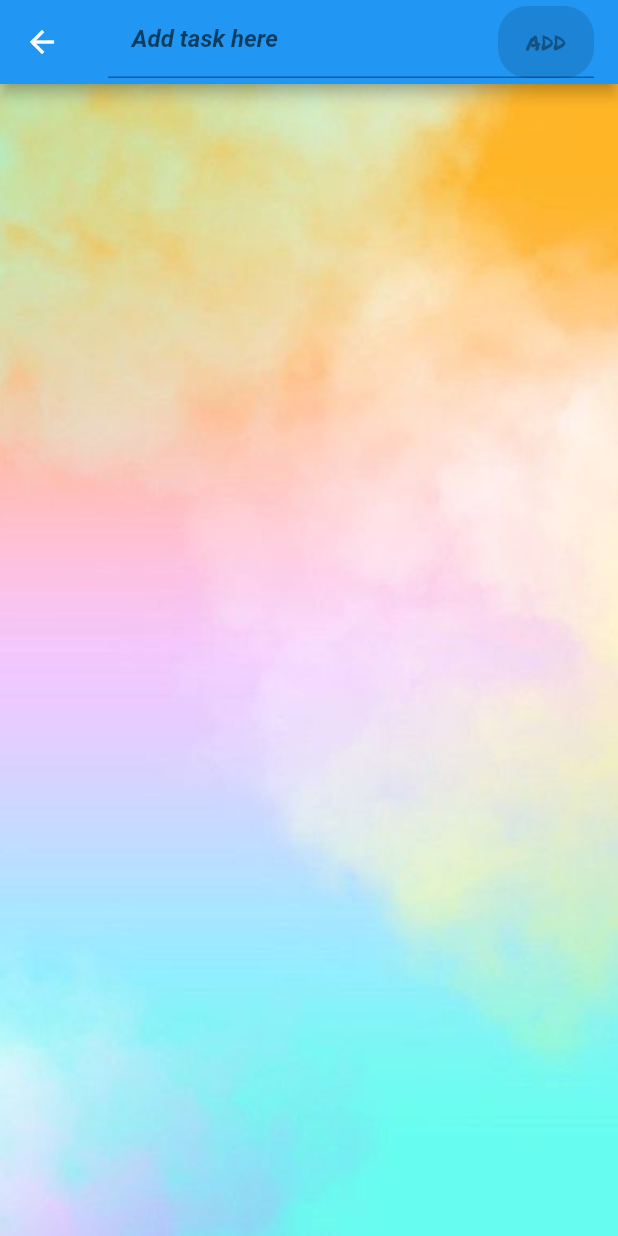
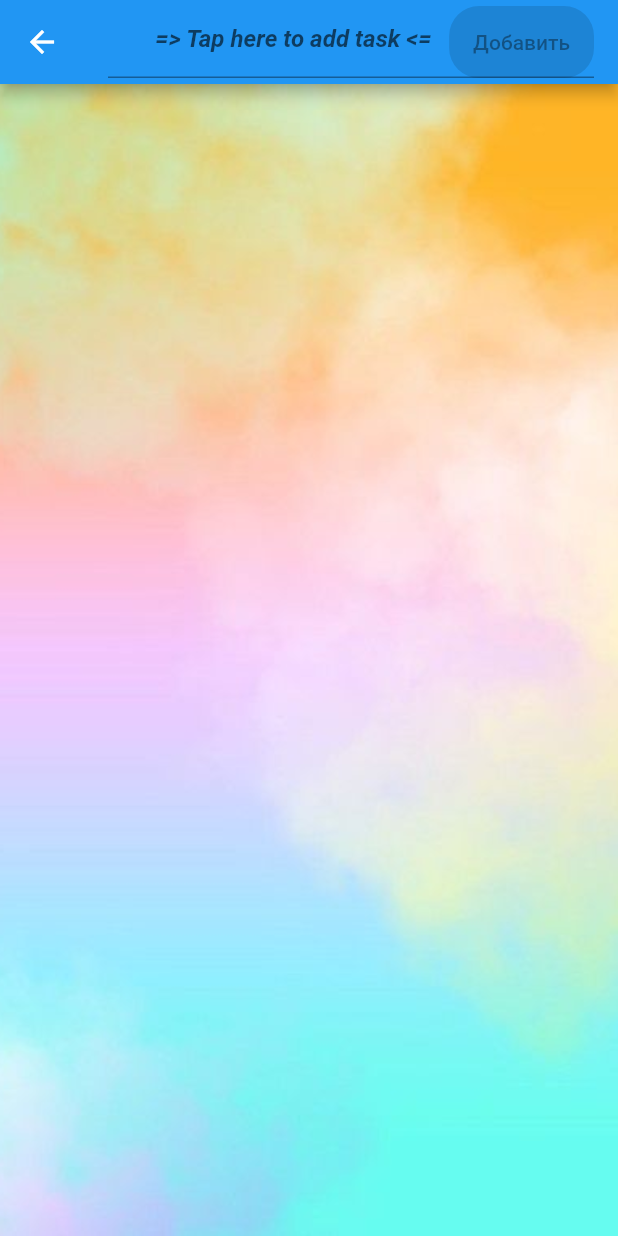
Before and after one commit to Reshitnyk/rainbow_to_do, a Flutter app: the ListPage screen opened by its route, on a phone screen of 412 x 824 dp. Run offline on Flutter 3.47's test engine with Material 2 defaults, Android fonts, the phone set to English and light mode, and no system bars; our stand-ins replace shared_preferences; accounts and stored records are empty; Roboto replaces fonts that are missing (Dela).

```diff
--- a/lib/pages/list_page.dart
+++ b/lib/pages/list_page.dart
@@ -4,6 +4,7 @@ import 'dart:ui';
 import 'package:flutter/material.dart';
 import 'package:flutter/src/foundation/key.dart';
 import 'package:flutter/src/widgets/framework.dart';
+import 'package:shared_preferences/shared_preferences.dart';
 
 class ListPage extends StatefulWidget {
   const ListPage({Key? key}) : super(key: key);
@@ -17,12 +18,27 @@ class _ListPageState extends State<ListPage> {
 
   var _controller = TextEditingController();
 
-  List listOfTasks = [];
+  List<String> listOfTasks = [];
+
+  _saveList(list) async {
+    SharedPreferences prefs = await SharedPreferences.getInstance();
+    prefs.setStringList('savedTask', list);
+    return true;
+  }
+
+  _getSavedList(list) async {
+    SharedPreferences prefs = await SharedPreferences.getInstance();
+    if (prefs.getStringList('savedTask') != null)
+      listOfTasks = prefs.getStringList('savedTask')!;
+    setState(() {});
+  }
 
   @override
   void initState() {
     super.initState();
     listOfTasks.addAll([]);
+    _getSavedList(listOfTasks);
+
     _controller.addListener(() {
       final isButtonActive = _controller.text.isNotEmpty;
       setState(() {
@@ -46,22 +62,23 @@ class _ListPageState extends State<ListPage> {
             TextStyle(fontWeight: FontWeight.bold, fontStyle: FontStyle.italic),
         controller: _controller,
         decoration: InputDecoration(
-          hintText: '    Add task here',
+          hintText: '        => Tap here to add task <=',
           suffixIcon: ElevatedButton(
             onPressed: isButtonActive
                 ? () {
                     setState(() => isButtonActive = false);
                     listOfTasks.add(_controller.text);
+                    _saveList(listOfTasks);
                     _controller.clear();
                   }
                 : null,
             style: ElevatedButton.styleFrom(
                 shape: RoundedRectangleBorder(
                     borderRadius: BorderRadius.circular(20.0)),
-                primary: Colors.yellowAccent),
+                primary: Colors.green),
             child: Text(
-              'ADD',
-              style: TextStyle(fontFamily: "Marker"),
+              'Добавить',
+              style: TextStyle(fontFamily: "Dela"),
             ),
           ),
         ),
@@ -80,7 +97,7 @@ class _ListPageState extends State<ListPage> {
           itemBuilder: (BuildContext context, int task) {
             return Dismissible(
               key: Key(listOfTasks[task]),
-              direction: DismissDirection.startToEnd,
+              direction: DismissDirection.endToStart,
               onDismissed: (direction) {
                 setState(() {
                   listOfTasks.removeAt(task);
--- a/pubspec.yaml
+++ b/pubspec.yaml
@@ -34,6 +34,7 @@ dependencies:
   # The following adds the Cupertino Icons font to your application.
   # Use with the CupertinoIcons class for iOS style icons.
   cupertino_icons: ^1.0.2
+  shared_preferences: ^2.0.15
 
 dev_dependencies:
   flutter_test:
@@ -93,6 +94,10 @@ flutter:
       fonts:
         - asset: fonts/Monoton.ttf
 
+    - family: Dela
+      fonts:
+        - asset: fonts/Dela.ttf
+
   #         style: italic
   #   - family: Trajan Pro
   #     fonts:
```
Also changed, not shown: pubspec.lock, 2 other files.
